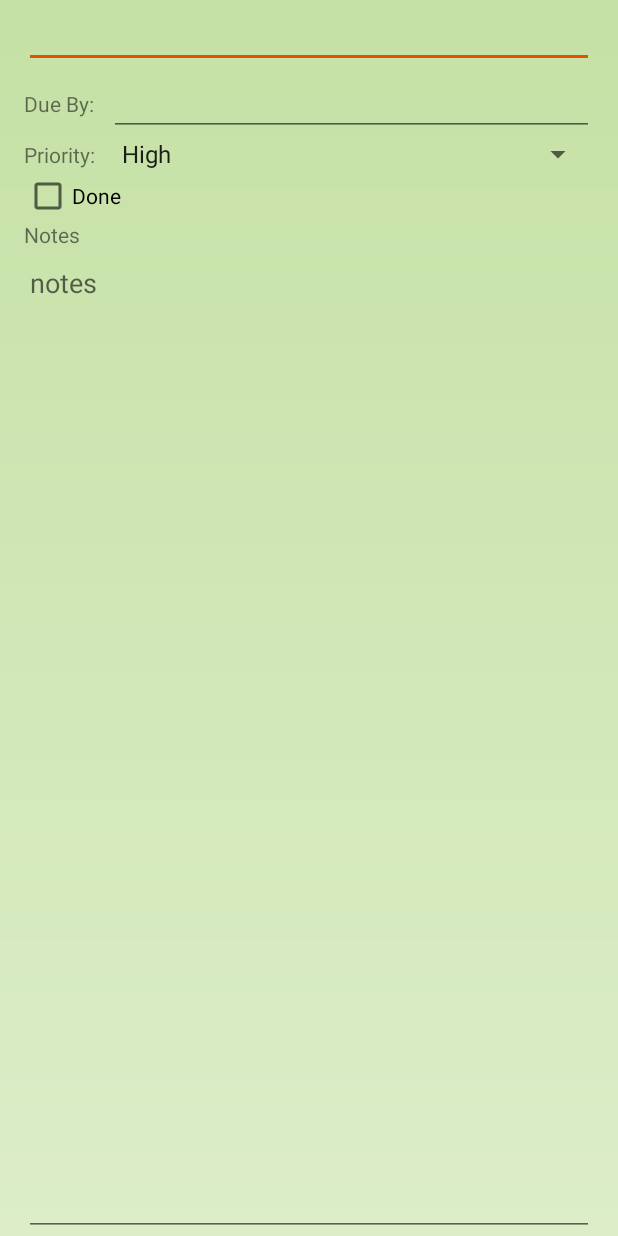
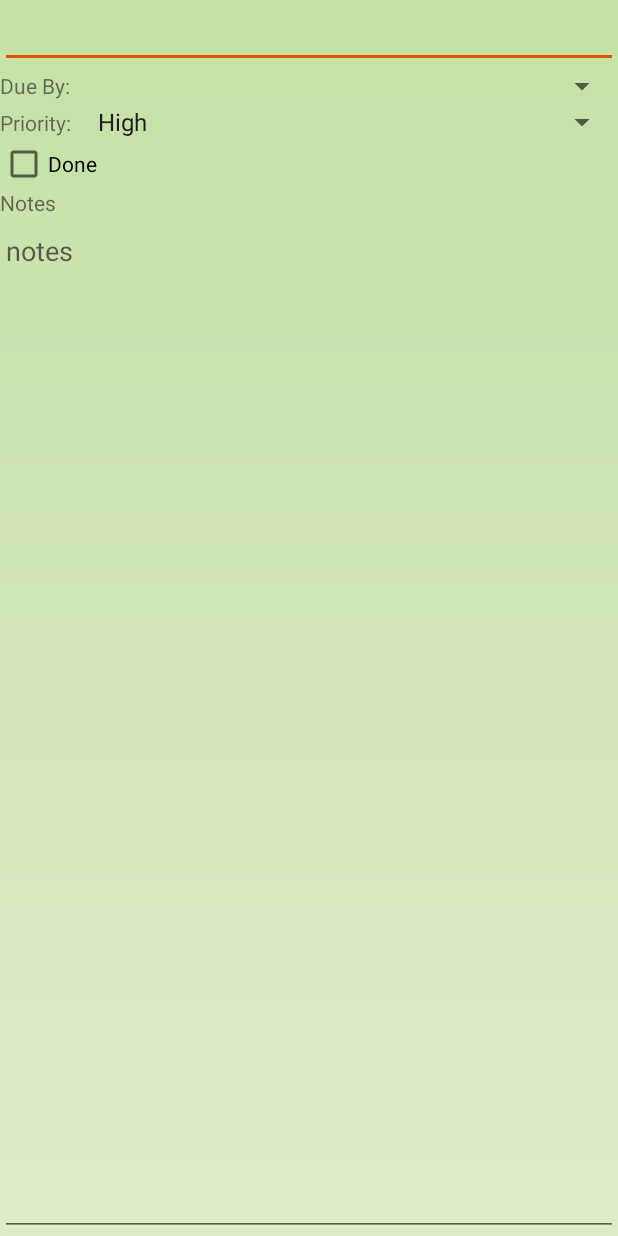
Before and after one commit to rmegal/ToDone, an Android app: the layout fragment_edit.xml on its own in the app's theme, with its tools: preview values and no code run, on a phone screen of 412 x 824 dp. Run offline under Robolectric (Android 15) with nearby library versions, the phone set to English and light mode, and no system bars.

Commit message:
Implemented date picker for due date and updated adapter to display due date in list view. Ditched left/right margins on background.

```diff
--- a/app/src/main/java/com/raymegal/todone/FragmentMain.java
+++ b/app/src/main/java/com/raymegal/todone/FragmentMain.java
@@ -1,9 +1,9 @@
 package com.raymegal.todone;
 
-import android.app.Fragment;
 import android.content.Context;
 import android.os.Bundle;
 import android.support.annotation.Nullable;
+import android.support.v4.app.Fragment;
 import android.view.LayoutInflater;
 import android.view.Menu;
 import android.view.MenuInflater;
@@ -88,7 +88,7 @@ public class FragmentMain extends Fragment {
                 }
         );
 
-        // Set up task *long* click listener to remove current task
+        // Set up task *long* click listener to remove current task\
         lvTasks.setOnItemLongClickListener(
                 new AdapterView.OnItemLongClickListener() {
                     @Override
--- a/app/src/main/java/com/raymegal/todone/ToDoneTasksAdapter.java
+++ b/app/src/main/java/com/raymegal/todone/ToDoneTasksAdapter.java
@@ -10,6 +10,7 @@ import android.widget.TextView;
 
 import java.util.ArrayList;
 
+import static com.raymegal.todone.R.id.tvDueDate;
 import static com.raymegal.todone.R.id.tvPriority;
 
 /**
@@ -23,6 +24,7 @@ public class ToDoneTasksAdapter extends ArrayAdapter<ToDoneTask> {
     private static class ViewHolder {
         TextView name;
         TextView priority;
+        TextView dueByDate;
     }
 
     public ToDoneTasksAdapter(Context context, ArrayList<ToDoneTask> items) {
@@ -44,6 +46,7 @@ public class ToDoneTasksAdapter extends ArrayAdapter<ToDoneTask> {
             convertView = inflater.inflate(R.layout.item_todone, parent, false);
             viewHolder.name = (TextView) convertView.findViewById(R.id.tvName);
             viewHolder.priority = (TextView) convertView.findViewById(tvPriority);
+            viewHolder.dueByDate = (TextView) convertView.findViewById(tvDueDate);
             // Cache the viewHolder object inside the fresh view
             convertView.setTag(viewHolder);
         } else {
@@ -54,6 +57,7 @@ public class ToDoneTasksAdapter extends ArrayAdapter<ToDoneTask> {
         viewHolder.name.setText(task.name);
         String[] priorities = context.getResources().getStringArray(R.array.priority_array);
         viewHolder.priority.setText(String.valueOf(priorities[task.priority]));
+        viewHolder.dueByDate.setText(String.format("%1$tm/%1$td/%1$tY", task.dueDate));
         // Return the completed view to render on screen
         return convertView;
     }
--- a/app/src/main/res/layout/fragment_edit.xml
+++ b/app/src/main/res/layout/fragment_edit.xml
@@ -1,6 +1,7 @@
 <?xml version="1.0" encoding="utf-8"?>
 <RelativeLayout xmlns:android="http://schemas.android.com/apk/res/android"
     style="@style/page_background"
+    android:id="@+id/fragment_edit"
     android:layout_width="match_parent"
     android:layout_height="match_parent">
 
@@ -23,20 +24,20 @@
         android:layout_below="@+id/mltEdit"
         android:layout_alignParentLeft="true"
         android:layout_alignParentStart="true"
-        android:layout_alignBaseline="@+id/tDueDate"
+        android:layout_alignBaseline="@+id/tvDueDate"
         android:text="@string/due_by_label"
         />
 
-    <EditText
-        android:id="@+id/tDueDate"
+    <TextView
+        android:id="@+id/tvDueDate"
+        style="@android:style/Widget.DeviceDefault.Light.Spinner"
         android:layout_width="wrap_content"
         android:layout_height="wrap_content"
         android:layout_alignParentEnd="true"
         android:layout_alignParentRight="true"
         android:layout_toRightOf="@+id/tvDueBy"
         android:layout_below="@+id/mltEdit"
-        android:layout_marginLeft="@dimen/spinner_margin_left"
-        android:inputType="date" />
+        android:layout_marginLeft="@dimen/spinner_margin_left" />
 
     <TextView
         android:id="@+id/tvPriority"
@@ -54,7 +55,7 @@
         android:layout_height="wrap_content"
         android:layout_alignParentEnd="true"
         android:layout_alignParentRight="true"
-        android:layout_below="@+id/tDueDate"
+        android:layout_below="@+id/tvDueDate"
         android:layout_marginLeft="@dimen/spinner_margin_left"
         android:layout_toRightOf="@+id/tvPriority"
         android:entries="@array/priority_array" />
--- a/app/src/main/res/values/styles.xml
+++ b/app/src/main/res/values/styles.xml
@@ -14,8 +14,6 @@
 
     <style name="page_background">
         <item name="android:background">@drawable/page_background</item>
-        <item name="android:paddingLeft">@dimen/activity_horizontal_padding</item>
-        <item name="android:paddingRight">@dimen/activity_horizontal_padding</item>
     </style>
 
     <style name="text_large">
```
Also changed, not shown: app/src/main/java/com/raymegal/todone/DatePickerFragment.java (added, +64 -0 lines), app/src/main/java/com/raymegal/todone/FragmentEdit.java (+25 -5 lines), app/src/main/java/com/raymegal/todone/MainActivity.java (+11 -6 lines), app/src/main/res/layout/item_todone.xml (+34 -17 lines), 1 other file.
